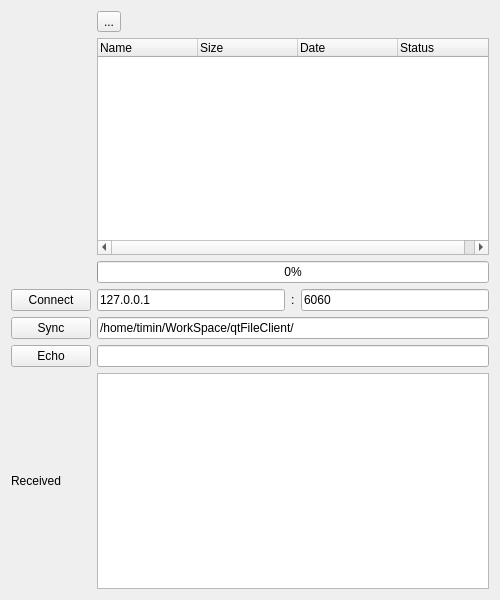
The window that fileclient/clientwidget.ui (Che1012/qtFileServer) describes before a commit, drawn with Qt 5.
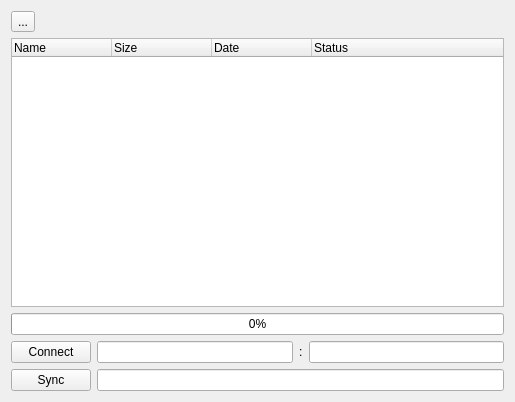
The same window after the commit.

Commit message: added settings, client gui changed

Patch:
```diff
--- a/fileclient/clientwidget.ui
+++ b/fileclient/clientwidget.ui
@@ -6,39 +6,25 @@
    <rect>
     <x>0</x>
     <y>0</y>
-    <width>500</width>
-    <height>600</height>
+    <width>515</width>
+    <height>402</height>
    </rect>
   </property>
   <property name="windowTitle">
    <string>ClientWidget</string>
   </property>
-  <layout class="QGridLayout" name="gridLayout_2">
-   <item row="11" column="1">
-    <widget class="QTextBrowser" name="textReceived"/>
-   </item>
-   <item row="8" column="0">
-    <widget class="QPushButton" name="syncBtn">
+  <layout class="QVBoxLayout" name="verticalLayout">
+   <item>
+    <widget class="QToolButton" name="updateFilesBtn">
      <property name="text">
-      <string>Sync</string>
+      <string>...</string>
      </property>
-    </widget>
-   </item>
-   <item row="11" column="0">
-    <widget class="QLabel" name="receivedLabel">
-     <property name="text">
-      <string>Received</string>
+     <property name="toolButtonStyle">
+      <enum>Qt::ToolButtonIconOnly</enum>
      </property>
     </widget>
    </item>
-   <item row="2" column="1">
-    <widget class="QProgressBar" name="progressBar">
-     <property name="value">
-      <number>0</number>
-     </property>
-    </widget>
-   </item>
-   <item row="1" column="1">
+   <item>
     <widget class="QTreeWidget" name="treeWidget">
      <column>
       <property name="text">
@@ -67,60 +53,58 @@
      </column>
     </widget>
    </item>
-   <item row="0" column="1">
-    <widget class="QToolButton" name="updateFilesBtn">
-     <property name="text">
-      <string>...</string>
+   <item>
+    <widget class="QProgressBar" name="progressBar">
+     <property name="value">
+      <number>0</number>
      </property>
-     <property name="toolButtonStyle">
-      <enum>Qt::ToolButtonIconOnly</enum>
-     </property>
     </widget>
    </item>
-   <item row="6" column="0">
-    <widget class="QPushButton" name="connectBtn">
-     <property name="text">
-      <string>Connect</string>
-     </property>
-    </widget>
-   </item>
-   <item row="9" column="0">
-    <widget class="QPushButton" name="echoBtn">
-     <property name="text">
-      <string>Echo</string>
-     </property>
-    </widget>
-   </item>
-   <item row="9" column="1">
-    <widget class="QLineEdit" name="echoLineEdit"/>
-   </item>
-   <item row="8" column="1">
-    <widget class="QLineEdit" name="dirLineEdit">
-     <property name="text">
-      <string>/home/timin/WorkSpace/qtFileClient/</string>
-     </property>
-    </widget>
-   </item>
-   <item row="6" column="1">
-    <layout class="QHBoxLayout" name="horizontalLayout">
-     <item>
-      <widget class="QLineEdit" name="ipLineEdit">
+   <item>
+    <layout class="QGridLayout" name="gridLayout">
+     <item row="1" column="1">
+      <layout class="QHBoxLayout" name="horizontalLayout">
+       <item>
+        <widget class="QLineEdit" name="ipLineEdit">
+         <property name="text">
+          <string/>
+         </property>
+        </widget>
+       </item>
+       <item>
+        <widget class="QLabel" name="label">
+         <property name="text">
+          <string>:</string>
+         </property>
+        </widget>
+       </item>
+       <item>
+        <widget class="QLineEdit" name="portLineEdit">
+         <property name="text">
+          <string/>
+         </property>
+        </widget>
+       </item>
+      </layout>
+     </item>
+     <item row="3" column="1">
+      <widget class="QLineEdit" name="dirLineEdit">
        <property name="text">
-        <string>127.0.0.1</string>
+        <string/>
        </property>
       </widget>
      </item>
-     <item>
-      <widget class="QLabel" name="label">
+     <item row="3" column="0">
+      <widget class="QPushButton" name="syncBtn">
        <property name="text">
-        <string>:</string>
+        <string>Sync</string>
        </property>
       </widget>
      </item>
-     <item>
-      <widget class="QLineEdit" name="portLineEdit">
+     <item row="1" column="0">
+      <widget class="QPushButton" name="connectBtn">
        <property name="text">
-        <string>6060</string>
+        <string>Connect</string>
        </property>
       </widget>
      </item>
```
The commit also changes 4 other files.
